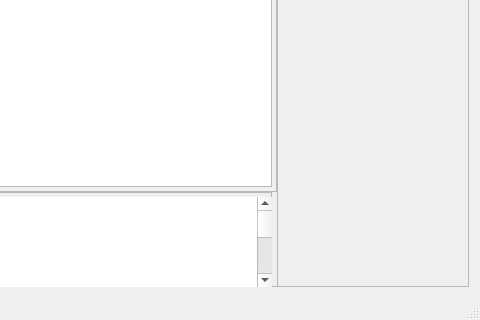
Before: the Qt Designer form mainwindow.ui in juampi92/TEG, drawn with Qt 5; both pictures show x 544 to 1024 and y 448 to 768 of the 1024 by 768 pixel window.
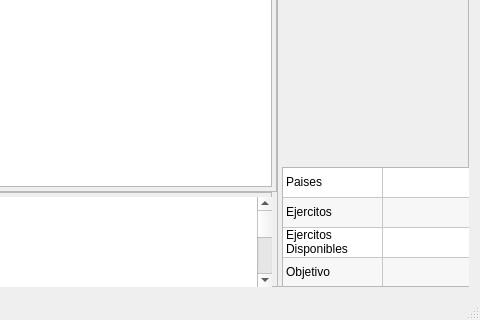
After: the same form once the commit is applied.

Commit message: Players Info GUI

What changed in the file:
```diff
--- a/mainwindow.ui
+++ b/mainwindow.ui
@@ -322,6 +322,124 @@
          <string>Next Button</string>
         </property>
        </widget>
+       <widget class="QTableWidget" name="playerInfo">
+        <property name="geometry">
+         <rect>
+          <x>5</x>
+          <y>580</y>
+          <width>190</width>
+          <height>120</height>
+         </rect>
+        </property>
+        <property name="verticalScrollBarPolicy">
+         <enum>Qt::ScrollBarAlwaysOff</enum>
+        </property>
+        <property name="horizontalScrollBarPolicy">
+         <enum>Qt::ScrollBarAlwaysOff</enum>
+        </property>
+        <property name="autoScroll">
+         <bool>false</bool>
+        </property>
+        <property name="tabKeyNavigation">
+         <bool>false</bool>
+        </property>
+        <property name="showDropIndicator" stdset="0">
+         <bool>false</bool>
+        </property>
+        <property name="dragDropOverwriteMode">
+         <bool>false</bool>
+        </property>
+        <property name="alternatingRowColors">
+         <bool>true</bool>
+        </property>
+        <property name="gridStyle">
+         <enum>Qt::SolidLine</enum>
+        </property>
+        <attribute name="horizontalHeaderVisible">
+         <bool>false</bool>
+        </attribute>
+        <attribute name="verticalHeaderVisible">
+         <bool>false</bool>
+        </attribute>
+        <row>
+         <property name="text">
+          <string>Paises</string>
+         </property>
+        </row>
+        <row>
+         <property name="text">
+          <string>Ejercitos</string>
+         </property>
+        </row>
+        <row>
+         <property name="text">
+          <string>Ejercitos Disponibles</string>
+         </property>
+        </row>
+        <row>
+         <property name="text">
+          <string>Objetivo</string>
+         </property>
+        </row>
+        <column>
+         <property name="text">
+          <string>Prop</string>
+         </property>
+        </column>
+        <column>
+         <property name="text">
+          <string>Valor</string>
+         </property>
+        </column>
+        <item row="0" column="0">
+         <property name="text">
+          <string>Paises</string>
+         </property>
+        </item>
+        <item row="1" column="0">
+         <property name="text">
+          <string>Ejercitos</string>
+         </property>
+        </item>
+        <item row="2" column="0">
+         <property name="text">
+          <string>Ejercitos Disponibles</string>
+         </property>
+        </item>
+        <item row="3" column="0">
+         <property name="text">
+          <string>Objetivo</string>
+         </property>
+        </item>
+        <item row="3" column="1">
+         <property name="flags">
+          <set>ItemIsEnabled</set>
+         </property>
+        </item>
+       </widget>
+       <widget class="QLabel" name="playerCurrent">
+        <property name="geometry">
+         <rect>
+          <x>20</x>
+          <y>560</y>
+          <width>160</width>
+          <height>13</height>
+         </rect>
+        </property>
+        <property name="font">
+         <font>
+          <pointsize>10</pointsize>
+          <weight>75</weight>
+          <bold>true</bold>
+         </font>
+        </property>
+        <property name="text">
+         <string/>
+        </property>
+        <property name="alignment">
+         <set>Qt::AlignCenter</set>
+        </property>
+       </widget>
       </widget>
      </widget>
     </item>
```
Left out of the diff: 9 changed lines with no effect on the pictures. The commit also changes 13 other files.
